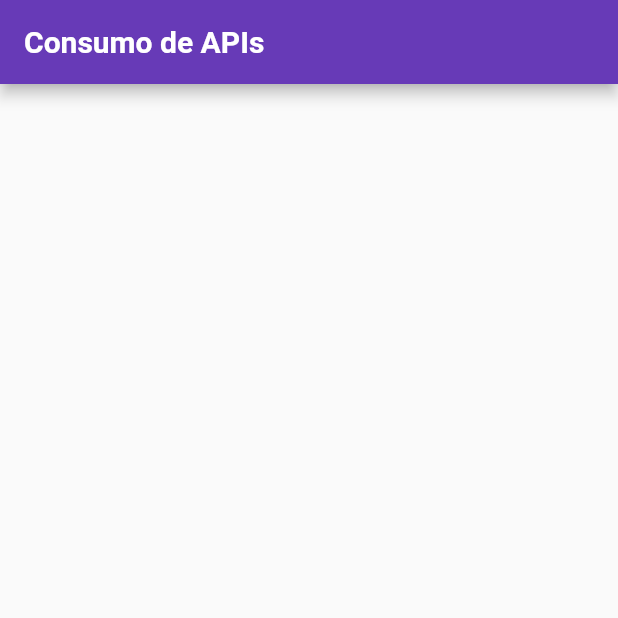
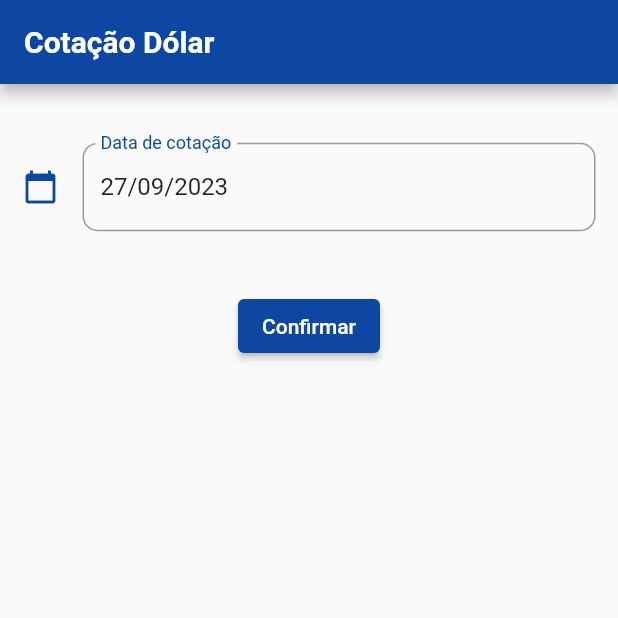
Before and after one commit to dkme01/prova_flash, a Flutter app: the screen it shows after launch, on a phone screen of 412 x 824 dp, the top half of it. Run offline on Flutter 3.47's test engine with Material 2 defaults, Android fonts, the phone set to English and light mode, and no system bars.

Commit message:
Finished app

```diff
--- a/lib/data/http/exceptions.dart
+++ /dev/null
@@ -1,5 +0,0 @@
-class NotFoundException implements Exception {
-  final String message;
-
-  NotFoundException(this.message);
-}
--- a/lib/data/models/quote_model.dart
+++ b/lib/data/models/quote_model.dart
@@ -1,25 +1,29 @@
+// ignore_for_file: non_constant_identifier_names
+
 class QuoteModel {
-  final String code;
-  final String name;
-  final DateTime createdAt;
-  final double ask;
-  final double bid;
+  final double cotacaoCompra;
+  final double cotacaoVenda;
+  final String dataHoraCotacao;
+  bool selecionado;
 
   QuoteModel({
-    required this.code,
-    required this.name,
-    required this.createdAt,
-    required this.ask,
-    required this.bid,
+    required this.cotacaoCompra,
+    required this.cotacaoVenda,
+    required this.dataHoraCotacao,
+    required this.selecionado,
   });
 
-  factory QuoteModel.fromMap(Map<String, dynamic> map) {
-    return QuoteModel(
-      code: map['code'],
-      name: map['name'],
-      createdAt: map['createdAt'],
-      ask: map['ask'] * 1.0,
-      bid: map['bid'] * 1.0,
-    );
-  }
+  factory QuoteModel.fromJson(Map<String, dynamic> map) => QuoteModel(
+        cotacaoCompra: map['cotacaoCompra'] * 1.0,
+        cotacaoVenda: map['cotacaoVenda'] * 1.0,
+        dataHoraCotacao: map['dataHoraCotacao'],
+        selecionado: false,
+      );
+
+  Map<String, dynamic> toJson() => {
+        "cotacaoCompra": cotacaoCompra,
+        "cotacaoVenda": cotacaoVenda,
+        "dataHoraCotacao": dataHoraCotacao,
+        "selecionado": selecionado,
+      };
 }
--- a/lib/data/repositories/quote_repository.dart
+++ b/lib/data/repositories/quote_repository.dart
@@ -1,6 +1,5 @@
 import 'dart:convert';
 
-import 'package:prova_flash/data/http/exceptions.dart';
 import 'package:prova_flash/data/http/http_client.dart';
 import 'package:prova_flash/data/models/quote_model.dart';
 
@@ -8,15 +7,16 @@ abstract class IQuoteRepository {
   Future<List<QuoteModel>> getQuotes(referenceDate);
 }
 
-class ProdutoRepository implements IQuoteRepository {
+class QuoteRepository implements IQuoteRepository {
   final IHttpClient client;
 
-  ProdutoRepository({required this.client});
+  QuoteRepository({required this.client});
 
   @override
   Future<List<QuoteModel>> getQuotes(referenceDate) async {
     final response = await client.get(
-      url: 'https://dummyjson.com/products',
+      url:
+          "https://olinda.bcb.gov.br/olinda/servico/PTAX/versao/v1/odata/CotacaoDolarDia(dataCotacao=@dataCotacao)?@dataCotacao='$referenceDate'&\$top=100&\$format=json",
     );
 
     if (response.statusCode == 200) {
@@ -24,14 +24,14 @@ class ProdutoRepository implements IQuoteRepository {
 
       final body = jsonDecode(response.body);
 
-      body['products'].map((item) {
-        final QuoteModel quote = QuoteModel.fromMap(item);
+      body['value'].map((item) {
+        final QuoteModel quote = QuoteModel.fromJson(item);
         quotes.add(quote);
       }).toList();
 
       return quotes;
     } else if (response.statusCode == 404) {
-      throw NotFoundException('A url informada não é válida');
+      throw Exception('A url informada não é válida');
     } else {
       throw Exception('Não foi possível carregar a cotação solicitada');
     }
--- a/lib/pages/home/home_page.dart
+++ b/lib/pages/home/home_page.dart
@@ -1,7 +1,12 @@
-/*import 'package:aula_consumo_apis/app/data/http/http_client.dart';
-import 'package:aula_consumo_apis/app/data/repositories/produto_repository.dart';
-import 'package:aula_consumo_apis/app/pages/home/stores/produto_store.dart';*/
+import 'dart:io';
+
 import 'package:flutter/material.dart';
+import 'package:intl/intl.dart';
+import 'package:path_provider/path_provider.dart';
+import 'package:prova_flash/data/http/http_client.dart';
+import 'package:prova_flash/data/models/quote_model.dart';
+import 'package:prova_flash/data/repositories/quote_repository.dart';
+import 'package:pdf/widgets.dart' as pw;
 
 class HomePage extends StatefulWidget {
   const HomePage({super.key});
@@ -11,126 +16,211 @@ class HomePage extends StatefulWidget {
 }
 
 class _HomePageState extends State<HomePage> {
-  /*final ProdutoStore store = ProdutoStore(
-    repository: ProdutoRepository(
-      client: HttpClient(),
-    ),
-  );*/
+  bool isLoading = false;
+  TextEditingController dateInput = TextEditingController();
+  List<QuoteModel> quoteList = List.empty();
+  DateTime originalDate = DateTime.now().subtract(const Duration(hours: 3));
+  late QuoteModel lastRemoved;
+  late int lastRemovedPos;
 
   @override
   void initState() {
+    isLoading = false;
+    quoteList = [];
+    originalDate = DateTime.now().subtract(const Duration(hours: 3));
+    dateInput.text = DateFormat('dd/MM/yyyy')
+        .format(DateTime.now().subtract(const Duration(hours: 3)));
     super.initState();
-    // store.getProdutos();
+  }
+
+  Future saveToPDF() async {
+    final pdf = pw.Document();
+    Directory root = await getTemporaryDirectory();
+    String directoryPath = '${root.path}/cotacaoDolar';
+    await Directory(directoryPath)
+        .create(recursive: true); // the error because of this line
+    String filePath =
+        '$directoryPath/Relatório cotações ${DateFormat('dd/MM/yyyy').format(DateTime.now().subtract(const Duration(hours: 3)))}.pdf';
+
+    pdf.addPage(
+      pw.Page(
+        build: (pw.Context pdfContext) {
+          return pw.Column(
+            children: quoteList
+                .map((item) => pw.Text(
+                    'Dólar cotado em: ${DateFormat('dd/MM/yyyy').format(DateTime.parse(item.dataHoraCotacao))}\nValor de compra: \$${item.cotacaoCompra.toStringAsFixed(2)} \nValor de venda: \$${item.cotacaoVenda.toStringAsFixed(2)}'))
+                .toList(),
+          );
+        },
+      ),
+    );
+
+    final file = File(filePath);
+    file.writeAsBytesSync(await pdf.save());
   }
 
   @override
   Widget build(BuildContext context) {
     return Scaffold(
         appBar: AppBar(
-        backgroundColor: Colors.deepPurple,
+          backgroundColor: Colors.blue.shade900,
           title: const Text(
-          'Consumo de APIs',
+            'Cotação Dólar',
             style: TextStyle(
               color: Colors.white,
               fontWeight: FontWeight.bold,
             ),
           ),
         ),
-      body: AnimatedBuilder(
-          animation: Listenable.merge([
-            // store.isLoading,
-            // store.erro,
-            // store.state,
-          ]),
-          builder: (context, child) {
-            // if (store.isLoading.value) {
-            //   return const Center(child: CircularProgressIndicator());
-            // }
-            //
-            // if (store.erro.value.isNotEmpty) {
-            //   return Center(
-            //     child: Text(
-            //       store.erro.value,
-            //       style: const TextStyle(
-            //         color: Colors.black54,
-            //         fontWeight: FontWeight.w600,
-            //         fontSize: 20,
-            //       ),
-            //       textAlign: TextAlign.center,
-            //     ),
-            //   );
-            // }
-            //
-            // if (store.state.value.isEmpty) {
-            //   return const Center(
-            //     child: Text(
-            //       'Nenhum item na lista',
-            //       style: TextStyle(
-            //         color: Colors.black54,
-            //         fontWeight: FontWeight.w600,
-            //         fontSize: 20,
-            //       ),
-            //       textAlign: TextAlign.center,
-            //     ),
-            //   );
-            // } else {
-            return ListView.separated(
-              separatorBuilder: (context, index) => const SizedBox(
-                height: 32,
+        body: Column(
+          children: [
+            Container(
+                padding: const EdgeInsets.all(15),
+                height: MediaQuery.of(context).size.width / 3,
+                child: Center(
+                  child: TextField(
+                      controller: dateInput,
+                      decoration: const InputDecoration(
+                          icon: Icon(Icons.calendar_today),
+                          iconColor: Color(0xFF0D47A1),
+                          labelText: "Data de cotação",
+                          labelStyle: TextStyle(color: Color(0xFF0D47A1)),
+                          border: OutlineInputBorder(
+                              borderSide: BorderSide(color: Color(0xFF0D47A1)),
+                              borderRadius:
+                                  BorderRadius.all(Radius.circular(10)))),
+                      readOnly: true,
+                      onTap: () async {
+                        DateTime? pickedDate = await showDatePicker(
+                          context: context,
+                          initialDate: DateUtils.dateOnly(DateTime.now()
+                              .subtract(const Duration(hours: 3))),
+                          firstDate: DateUtils.dateOnly(DateTime(1950)),
+                          lastDate: DateUtils.dateOnly(DateTime.now()
+                              .subtract(const Duration(hours: 3))),
+                        );
+                        if (pickedDate != null) {
+                          String formattedDate =
+                              DateFormat('dd/MM/yyyy').format(pickedDate);
+
+                          setState(() {
+                            originalDate = pickedDate;
+                            dateInput.text = formattedDate;
+                          });
+                        }
+                      }),
+                )),
+            ElevatedButton(
+                style: ButtonStyle(
+                    backgroundColor:
+                        MaterialStateProperty.all(Colors.blue.shade900)),
+                onPressed: () async {
+                  List<QuoteModel> quoteListCopy = quoteList;
+
+                  List<QuoteModel> quotedDate = await QuoteRepository(
+                          client: HttpClient())
+                      .getQuotes(DateFormat('MM-dd-yyyy').format(originalDate));
+
+                  if (quotedDate.isNotEmpty &&
+                      quoteListCopy.any((quoteCopy) =>
+                          quoteCopy.dataHoraCotacao ==
+                          quotedDate[0].dataHoraCotacao)) {
+                    ScaffoldMessenger.of(context).showSnackBar(
+                      const SnackBar(
+                        content: Text('Cotação já foi realizada nessa data'),
                       ),
-              padding: const EdgeInsets.all(16),
-              itemCount: 2 /*store.state.value.length*/,
-              itemBuilder: (_, index) {
-                final item = 4 /*store.state.value[index]*/;
-                return Column(
-                  children: [
-                    // ClipRRect(
-                    //   borderRadius: BorderRadius.circular(16),
-                    //   child: Image.network(
-                    //     item.thumbnail,
-                    //     fit: BoxFit.cover,
-                    //   ),
-                    // ),
-                    // ListTile(
-                    //   contentPadding: EdgeInsets.zero,
-                    //   title: Text(
-                    //     item.title,
-                    //     style: const TextStyle(
-                    //       color: Colors.black,
-                    //       fontWeight: FontWeight.w600,
-                    //       fontSize: 24,
-                    //     ),
-                    //   ),
-                    //   subtitle: Column(
-                    //     crossAxisAlignment: CrossAxisAlignment.start,
-                    //     children: [
-                    //       Text(
-                    //         'R\$ ${item.price}',
-                    //         style: const TextStyle(
-                    //           color: Colors.green,
-                    //           fontWeight: FontWeight.w600,
-                    //           fontSize: 20,
-                    //         ),
-                    //       ),
-                    //       const SizedBox(height: 4),
-                    //       Text(
-                    //         item.description,
-                    //         style: const TextStyle(
-                    //           color: Colors.black54,
-                    //           fontWeight: FontWeight.w400,
-                    //           fontSize: 18,
-                    //         ),
-                    //         overflow: TextOverflow.ellipsis,
-                    //         maxLines: 2,
-                    //       ),
-                    //     ],
-                    //   ),
-                    // ),
+                    );
+                  } else if (quotedDate.isEmpty) {
+                    ScaffoldMessenger.of(context).showSnackBar(
+                      const SnackBar(
+                        content: Text(
+                            'Não foram encontradas cotações na data selecionada'),
+                      ),
+                    );
+                  } else {
+                    quoteListCopy.add(quotedDate[0]);
+                  }
+
+                  setState(() {
+                    quoteList = quoteListCopy;
+                  });
+                },
+                child: const Text('Confirmar')),
+            Expanded(
+              child: ListView.builder(
+                  padding: const EdgeInsets.only(top: 10.0),
+                  itemCount: quoteList.length,
+                  itemBuilder: buildItem),
+            ),
+            quoteList.any((quoteCopy) => quoteCopy.selecionado == true)
+                ? ElevatedButton(
+                    style: ButtonStyle(
+                        backgroundColor:
+                            MaterialStateProperty.all(Colors.blue.shade900)),
+                    onPressed: () => saveToPDF(),
+                    child: const Icon(Icons.picture_as_pdf),
+                  )
+                : Container()
           ],
+        ));
+  }
+
+  Widget buildItem(BuildContext context, int index) {
+    return Dismissible(
+      key: Key(DateTime.now().millisecondsSinceEpoch.toString()),
+      background: Container(
+        color: Colors.red,
+        child: const Align(
+          alignment: Alignment(-0.9, 0.0),
+          child: Icon(
+            Icons.delete,
+            color: Colors.white,
+          ),
+        ),
+      ),
+      direction: DismissDirection.startToEnd,
+      child: CheckboxListTile(
+        title: Text(
+            'Dólar cotado em: ${DateFormat('dd/MM/yyyy').format(DateTime.parse(quoteList[index].dataHoraCotacao))}'),
+        dense: true,
+        subtitle: Text(
+            'Valor de compra: \$${quoteList[index].cotacaoCompra.toStringAsFixed(2)} \nValor de venda: \$${quoteList[index].cotacaoVenda.toStringAsFixed(2)}'),
+        value: quoteList[index].selecionado,
+        secondary: CircleAvatar(
+          backgroundColor: quoteList[index].selecionado
+              ? Colors.amber
+              : Colors.blue.shade900,
+          child: const Icon(Icons.attach_money),
+        ),
+        onChanged: (checked) {
+          setState(() {
+            quoteList[index].selecionado = checked!;
+          });
+        },
+      ),
+      onDismissed: (direction) {
+        setState(() {
+          lastRemoved = quoteList[index];
+          lastRemovedPos = index;
+          quoteList.removeAt(index);
+
+          final snack = SnackBar(
+            content: Text(
+                "Cotação de \"${DateFormat('dd/MM/yyyy').format(DateTime.parse(lastRemoved.dataHoraCotacao))}\" removida!"),
+            action: SnackBarAction(
+                label: "Desfazer",
+                onPressed: () {
+                  setState(() {
+                    quoteList.insert(lastRemovedPos, lastRemoved);
+                  });
+                }),
+            duration: const Duration(seconds: 2),
           );
+
+          ScaffoldMessenger.of(context).removeCurrentSnackBar();
+          ScaffoldMessenger.of(context).showSnackBar(snack);
+        });
       },
-            );
-          }),
     );
   }
 }
```
Also changed, not shown: lib/pages/home/stores/quote_store.dart (deleted, +0 -35 lines), pubspec.yaml (+10 -0 lines), lib/assets/icon/dollar-symbol.png (added), pubspec.lock, 7 other files. Lines whose indentation alone changed are shown as unchanged.
